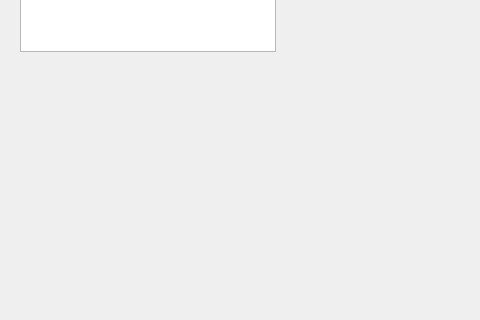
First picture: the form in apps/QtLevelEditor/ui/QtLevelEditor.ui, repository Ingener74/Jupiter, before the edit; both pictures show x 0 to 480 and y 196 to 516 of the 1041 by 666 pixel window.
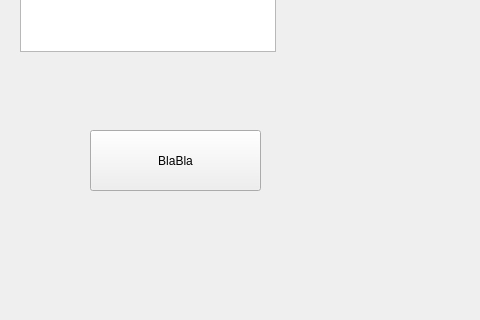
Second picture: the form after the edit. Icons and pictures are not drawn.

Commit message: added level editor widget class app now work added c++11 definition

```diff
--- a/apps/QtLevelEditor/ui/QtLevelEditor.ui
+++ b/apps/QtLevelEditor/ui/QtLevelEditor.ui
@@ -34,6 +34,23 @@
      </rect>
     </property>
    </widget>
+   <widget class="QPushButton" name="pushButton">
+    <property name="geometry">
+     <rect>
+      <x>90</x>
+      <y>290</y>
+      <width>171</width>
+      <height>61</height>
+     </rect>
+    </property>
+    <property name="text">
+     <string>BlaBla</string>
+    </property>
+    <property name="icon">
+     <iconset>
+      <normaloff>../res/qt_level_editor.png</normaloff>../res/qt_level_editor.png</iconset>
+    </property>
+   </widget>
   </widget>
   <widget class="QMenuBar" name="menubar">
    <property name="geometry">
```
Left out of the diff: 2 changed lines with no effect on the pictures. The commit also changes 7 other files.
